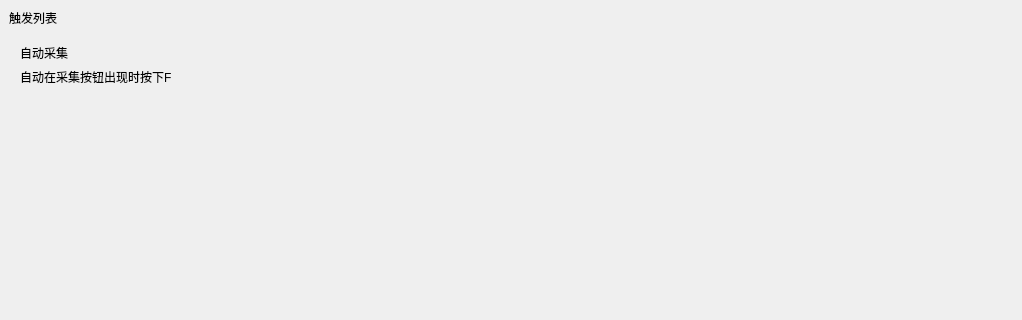
Before: the Qt Designer form app/ui/trigger_interface.ui in LaoZhuJackson/SnowbreakAutoAssistant, drawn with Qt 5; both pictures show x 0 to 1022 and y 0 to 320 of the 1022 by 587 pixel window.
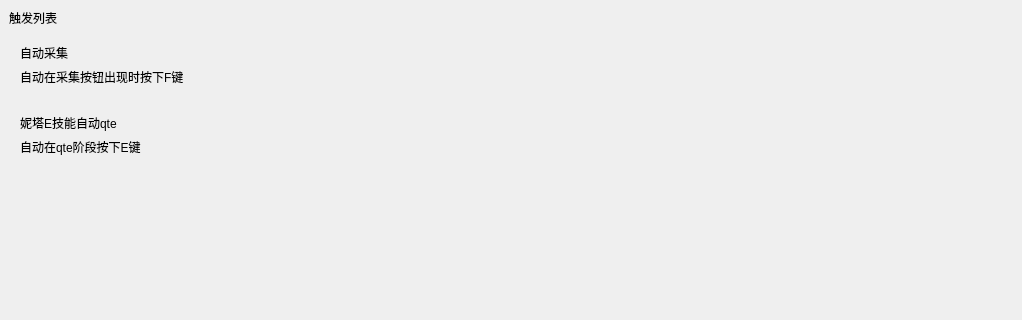
After: the same form once the commit is applied. Custom widgets are drawn as their Qt base class.

Commit message: 添加妮塔自动e

```diff
--- a/app/ui/trigger_interface.ui
+++ b/app/ui/trigger_interface.ui
@@ -38,6 +38,26 @@
       </size>
      </property>
      <layout class="QGridLayout" name="gridLayout_2">
+         <item row="3" column="0">
+             <spacer name="verticalSpacer">
+                 <property name="orientation">
+                     <enum>Qt::Vertical</enum>
+                 </property>
+                 <property name="sizeHint" stdset="0">
+                     <size>
+                         <width>20</width>
+                         <height>40</height>
+                     </size>
+                 </property>
+             </spacer>
+         </item>
+         <item row="0" column="0">
+             <widget class="TitleLabel" name="TitleLabel_trigger">
+                 <property name="text">
+                     <string>触发列表</string>
+                 </property>
+             </widget>
+         </item>
       <item row="1" column="0">
        <widget class="SimpleCardWidget" name="SimpleCardWidget_f">
         <property name="maximumSize">
@@ -87,7 +107,7 @@
                     <item>
                         <widget class="BodyLabel" name="BodyLabel">
                             <property name="text">
-                                <string>自动在采集按钮出现时按下F</string>
+                                <string>自动在采集按钮出现时按下F键</string>
                             </property>
                             <property name="darkColor" stdset="0">
                                 <color>
@@ -101,30 +121,78 @@
                 </layout>
             </item>
             <item row="2" column="6">
-                <widget class="SwitchButton" name="SwitchButton_1"/>
+                <widget class="SwitchButton" name="SwitchButton_f"/>
          </item>
         </layout>
        </widget>
       </item>
-      <item row="0" column="0">
-       <widget class="TitleLabel" name="TitleLabel_trigger">
-        <property name="text">
-         <string>触发列表</string>
-        </property>
-       </widget>
-      </item>
       <item row="2" column="0">
-       <spacer name="verticalSpacer">
-        <property name="orientation">
-         <enum>Qt::Vertical</enum>
-        </property>
-        <property name="sizeHint" stdset="0">
-         <size>
-          <width>20</width>
-          <height>40</height>
-         </size>
-        </property>
-       </spacer>
+          <widget class="SimpleCardWidget" name="SimpleCardWidget_f_2">
+              <property name="maximumSize">
+                  <size>
+                      <width>16777215</width>
+                      <height>16777215</height>
+                  </size>
+              </property>
+              <layout class="QGridLayout" name="gridLayout_6">
+                  <property name="leftMargin">
+                      <number>11</number>
+                  </property>
+                  <property name="topMargin">
+                      <number>11</number>
+                  </property>
+                  <property name="rightMargin">
+                      <number>11</number>
+                  </property>
+                  <property name="bottomMargin">
+                      <number>11</number>
+                  </property>
+                  <property name="spacing">
+                      <number>6</number>
+                  </property>
+                  <item row="2" column="5">
+                      <spacer name="horizontalSpacer_2">
+                          <property name="orientation">
+                              <enum>Qt::Horizontal</enum>
+                          </property>
+                          <property name="sizeHint" stdset="0">
+                              <size>
+                                  <width>40</width>
+                                  <height>20</height>
+                              </size>
+                          </property>
+                      </spacer>
+                  </item>
+                  <item row="2" column="4">
+                      <layout class="QVBoxLayout" name="verticalLayout_2">
+                          <item>
+                              <widget class="StrongBodyLabel" name="StrongBodyLabel_2">
+                                  <property name="text">
+                                      <string>妮塔E技能自动qte</string>
+                                  </property>
+                              </widget>
+                          </item>
+                          <item>
+                              <widget class="BodyLabel" name="BodyLabel_2">
+                                  <property name="text">
+                                      <string>自动在qte阶段按下E键</string>
+                                  </property>
+                                  <property name="darkColor" stdset="0">
+                                      <color>
+                                          <red>204</red>
+                                          <green>204</green>
+                                          <blue>204</blue>
+                                      </color>
+                                  </property>
+                              </widget>
+                          </item>
+                      </layout>
+                  </item>
+                  <item row="2" column="6">
+                      <widget class="SwitchButton" name="SwitchButton_e"/>
+                  </item>
+              </layout>
+          </widget>
       </item>
      </layout>
     </widget>
```
The commit also changes 11 other files.
